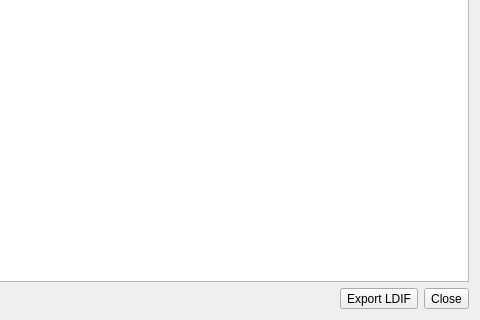
LukyLuke/PiTres, file forms/missingpeople.ui: the form before one commit; both pictures show x 354 to 834 and y 136 to 456 of the 834 by 456 pixel window.
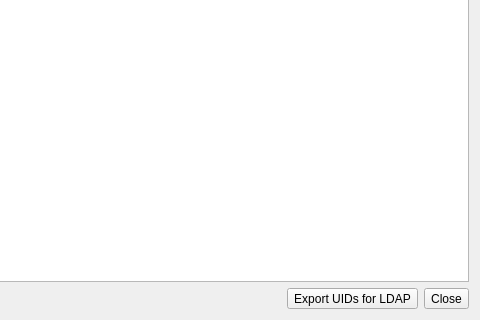
The form after the commit. Icons and pictures are not drawn.

Commit message: Exporting people UID as plain text for now

The edit to the form file:
```diff
--- a/forms/missingpeople.ui
+++ b/forms/missingpeople.ui
@@ -66,7 +66,7 @@
      <item>
       <widget class="QToolButton" name="btnExportLdif">
        <property name="text">
-        <string>Export LDIF</string>
+        <string>Export UIDs for LDAP</string>
        </property>
        <property name="icon">
         <iconset resource="../PiTres.qrc">
```
The commit also changes 1 other file.
